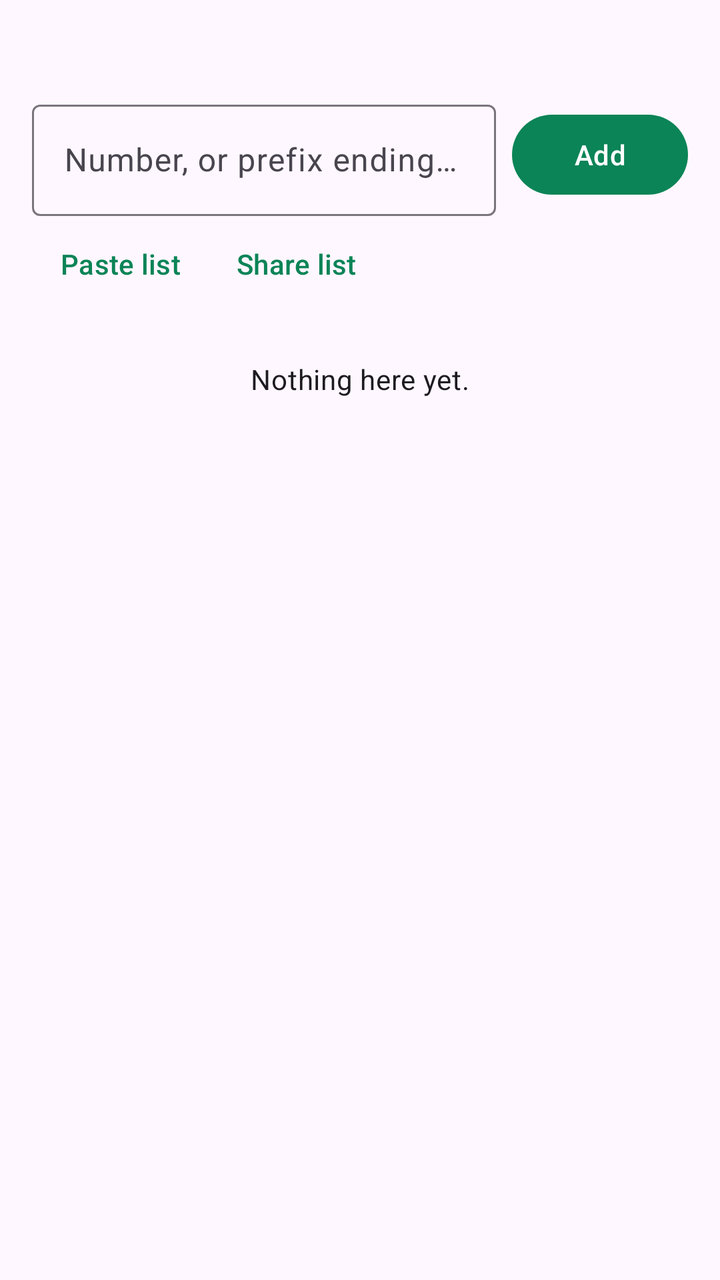
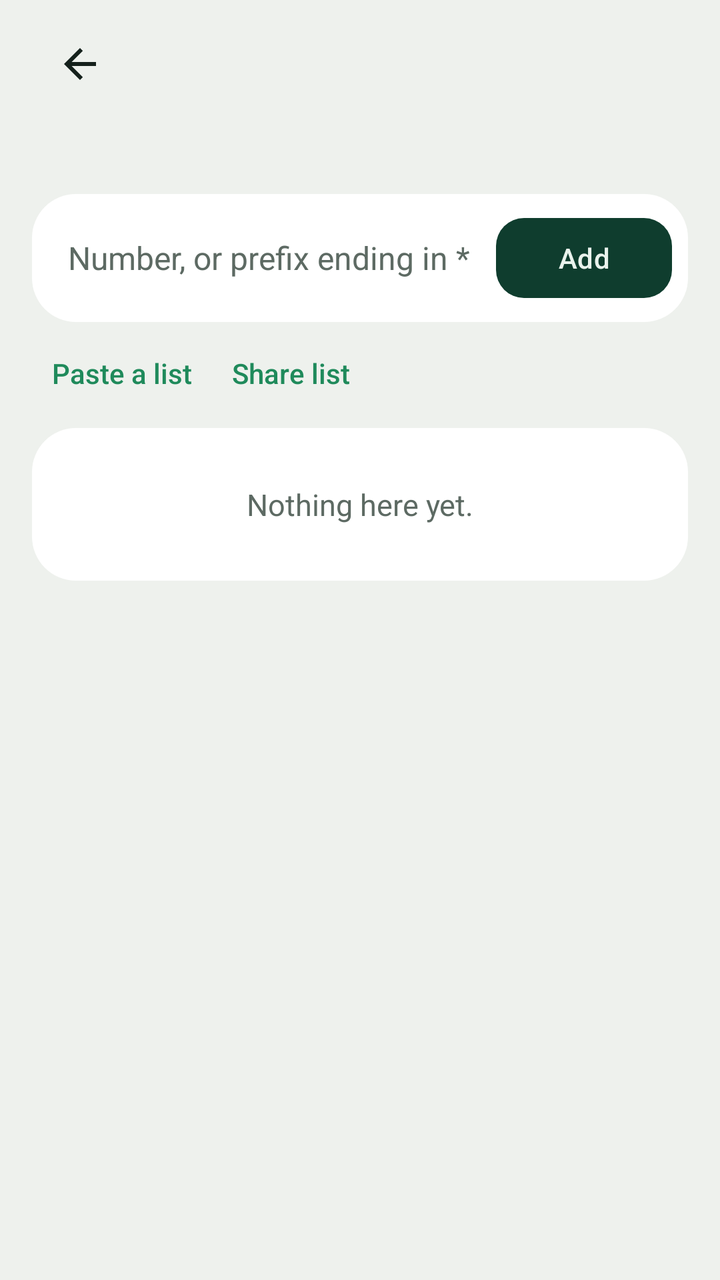

Before-and-after screenshots of an Android layout around one commit, followed by the original layout XML and the change that was made.
<!-- AndroidManifest.xml: application theme Theme.CallShield -->
<!-- res/layout/activity_number_list.xml -->
<?xml version="1.0" encoding="utf-8"?>
<LinearLayout xmlns:android="http://schemas.android.com/apk/res/android"
    android:layout_width="match_parent"
    android:layout_height="match_parent"
    android:orientation="vertical"
    android:padding="16dp">

    <TextView
        android:id="@+id/listHint"
        android:layout_width="match_parent"
        android:layout_height="wrap_content"
        android:layout_marginBottom="12dp"
        android:textAppearance="?attr/textAppearanceBodyMedium" />

    <LinearLayout
        android:layout_width="match_parent"
        android:layout_height="wrap_content"
        android:gravity="center_vertical"
        android:orientation="horizontal">

        <com.google.android.material.textfield.TextInputLayout
            android:layout_width="0dp"
            android:layout_height="wrap_content"
            android:layout_weight="1"
            android:hint="@string/number_hint">

            <com.google.android.material.textfield.TextInputEditText
                android:id="@+id/input"
                android:layout_width="match_parent"
                android:layout_height="wrap_content"
                android:digits="0123456789+* "
                android:inputType="phone"
                android:maxLines="1" />
        </com.google.android.material.textfield.TextInputLayout>

        <com.google.android.material.button.MaterialButton
            android:id="@+id/btnAdd"
            android:layout_width="wrap_content"
            android:layout_height="wrap_content"
            android:layout_marginStart="8dp"
            android:text="@string/add" />
    </LinearLayout>

    <LinearLayout
        android:layout_width="match_parent"
        android:layout_height="wrap_content"
        android:orientation="horizontal">

        <com.google.android.material.button.MaterialButton
            android:id="@+id/btnPaste"
            style="@style/Widget.Material3.Button.TextButton"
            android:layout_width="wrap_content"
            android:layout_height="wrap_content"
            android:text="@string/paste_list" />

        <com.google.android.material.button.MaterialButton
            android:id="@+id/btnShare"
            style="@style/Widget.Material3.Button.TextButton"
            android:layout_width="wrap_content"
            android:layout_height="wrap_content"
            android:text="@string/share_list" />
    </LinearLayout>

    <TextView
        android:id="@+id/empty"
        android:layout_width="match_parent"
        android:layout_height="wrap_content"
        android:layout_marginTop="24dp"
        android:gravity="center"
        android:text="@string/list_empty"
        android:textAppearance="?attr/textAppearanceBodyMedium" />

    <ListView
        android:id="@+id/list"
        android:layout_width="match_parent"
        android:layout_height="0dp"
        android:layout_marginTop="8dp"
        android:layout_weight="1" />
</LinearLayout>
<!-- resources referenced by this layout -->
<resources>
  <string name="add">Add</string>
  <string name="paste_list">Paste list</string>
  <string name="share_list">Share list</string>
  <style name="Theme.CallShield" parent="Theme.Material3.DayNight">
          <item name="colorPrimary">@color/shield_green</item>
          <item name="colorSecondary">@color/shield_green</item>
      </style>
  <color name="shield_green">#0B8457</color>
  <!-- unchanged entries left out for length: 2 -->
</resources>

<!-- the commit's change to res/layout/activity_number_list.xml (unified diff, before → after) -->
@@ -1,79 +1,146 @@
 <?xml version="1.0" encoding="utf-8"?>
 <LinearLayout xmlns:android="http://schemas.android.com/apk/res/android"
+    xmlns:app="http://schemas.android.com/apk/res-auto"
     android:layout_width="match_parent"
     android:layout_height="match_parent"
+    android:fitsSystemWindows="true"
     android:orientation="vertical"
-    android:padding="16dp">
+    android:paddingStart="16dp"
+    android:paddingEnd="16dp">
+
+    <include layout="@layout/view_header" />
 
     <TextView
         android:id="@+id/listHint"
         android:layout_width="match_parent"
         android:layout_height="wrap_content"
-        android:layout_marginBottom="12dp"
-        android:textAppearance="?attr/textAppearanceBodyMedium" />
+        android:layout_marginStart="6dp"
+        android:layout_marginEnd="6dp"
+        android:layout_marginBottom="14dp"
+        style="@style/Text.RowSub" />
 
+    
     <LinearLayout
         android:layout_width="match_parent"
         android:layout_height="wrap_content"
+        android:background="@drawable/bg_group"
         android:gravity="center_vertical"
-        android:orientation="horizontal">
+        android:orientation="horizontal"
+        android:paddingStart="18dp"
+        android:paddingTop="6dp"
+        android:paddingEnd="8dp"
+        android:paddingBottom="6dp">
 
-        <com.google.android.material.textfield.TextInputLayout
+        <EditText
+            android:id="@+id/input"
             android:layout_width="0dp"
-            android:layout_height="wrap_content"
+            android:layout_height="52dp"
             android:layout_weight="1"
-            android:hint="@string/number_hint">
-
-            <com.google.android.material.textfield.TextInputEditText
-                android:id="@+id/input"
-                android:layout_width="match_parent"
-                android:layout_height="wrap_content"
-                android:digits="0123456789+* "
-                android:inputType="phone"
-                android:maxLines="1" />
-        </com.google.android.material.textfield.TextInputLayout>
+            android:background="@android:color/transparent"
+            android:digits="0123456789+* "
+            android:fontFeatureSettings="tnum"
+            android:hint="@string/number_hint"
+            android:importantForAutofill="no"
+            android:inputType="phone"
+            android:maxLines="1"
+            android:textColor="@color/ink"
+            android:textColorHint="@color/muted"
+            android:textSize="16sp" />
 
         <com.google.android.material.button.MaterialButton
             android:id="@+id/btnAdd"
             android:layout_width="wrap_content"
-            android:layout_height="wrap_content"
-            android:layout_marginStart="8dp"
-            android:text="@string/add" />
+            android:layout_height="48dp"
+            android:text="@string/add"
+            android:textColor="@color/gate_ink"
+            app:backgroundTint="@color/gate"
+            app:cornerRadius="14dp" />
     </LinearLayout>
 
     <LinearLayout
         android:layout_width="match_parent"
         android:layout_height="wrap_content"
+        android:layout_marginTop="6dp"
+        android:layout_marginBottom="8dp"
         android:orientation="horizontal">
 
-        <com.google.android.material.button.MaterialButton
+        <TextView
             android:id="@+id/btnPaste"
-            style="@style/Widget.Material3.Button.TextButton"
             android:layout_width="wrap_content"
             android:layout_height="wrap_content"
-            android:text="@string/paste_list" />
+            android:background="?attr/selectableItemBackground"
+            android:fontFamily="sans-serif-medium"
+            android:padding="10dp"
+            android:text="@string/paste_list"
+            android:textColor="@color/green"
+            android:textSize="14sp" />
 
-        <com.google.android.material.button.MaterialButton
+        <TextView
             android:id="@+id/btnShare"
-            style="@style/Widget.Material3.Button.TextButton"
             android:layout_width="wrap_content"
             android:layout_height="wrap_content"
-            android:text="@string/share_list" />
+            android:background="?attr/selectableItemBackground"
+            android:fontFamily="sans-serif-medium"
+            android:padding="10dp"
+            android:text="@string/share_list"
+            android:textColor="@color/green"
+            android:textSize="14sp" />
     </LinearLayout>
 
     <TextView
         android:id="@+id/empty"
         android:layout_width="match_parent"
         android:layout_height="wrap_content"
-        android:layout_marginTop="24dp"
+        android:background="@drawable/bg_group"
         android:gravity="center"
+        android:padding="28dp"
         android:text="@string/list_empty"
-        android:textAppearance="?attr/textAppearanceBodyMedium" />
+        android:textColor="@color/muted"
+        android:textSize="15sp" />
 
     <ListView
         android:id="@+id/list"
         android:layout_width="match_parent"
-        android:layout_height="0dp"
-        android:layout_marginTop="8dp"
-        android:layout_weight="1" />
+        android:layout_height="wrap_content"
+        android:layout_marginBottom="16dp"
+        android:background="@drawable/bg_group"
+        android:divider="@drawable/divider_inset"
+        android:dividerHeight="1dp" />
 </LinearLayout>
+<!-- res/layout/view_header.xml (included above) -->
+<?xml version="1.0" encoding="utf-8"?>
+<LinearLayout xmlns:android="http://schemas.android.com/apk/res/android"
+    android:layout_width="match_parent"
+    android:layout_height="64dp"
+    android:gravity="center_vertical"
+    android:orientation="horizontal">
+
+    <ImageButton
+        android:id="@+id/headerBack"
+        android:layout_width="48dp"
+        android:layout_height="48dp"
+        android:background="?attr/selectableItemBackgroundBorderless"
+        android:contentDescription="@string/back"
+        android:src="@drawable/ic_back" />
+
+    <TextView
+        android:id="@+id/headerTitle"
+        android:layout_width="0dp"
+        android:layout_height="wrap_content"
+        android:layout_marginStart="6dp"
+        android:layout_weight="1"
+        android:ellipsize="end"
+        android:maxLines="1"
+        style="@style/Text.ScreenTitle" />
+
+    <TextView
+        android:id="@+id/headerAction"
+        android:layout_width="wrap_content"
+        android:layout_height="wrap_content"
+        android:background="?attr/selectableItemBackground"
+        android:fontFamily="sans-serif-medium"
+        android:padding="10dp"
+        android:textColor="@color/green"
+        android:textSize="15sp"
+        android:visibility="gone" />
+</LinearLayout>
<!-- resource entries referenced after the edit -->
@@ -1,13 +1,85 @@
 <!-- resources referenced by this layout -->
 <resources>
+  <color name="gate">#0F3D2E</color>
+  <color name="gate_ink">#E9F2EC</color>
+  <color name="green">#1F8A5B</color>
+  <color name="ink">#15211C</color>
+  <color name="muted">#5D6A63</color>
+  <!-- drawable bg_group (drawable) -->
+  <?xml version="1.0" encoding="utf-8"?>
+  <shape xmlns:android="http://schemas.android.com/apk/res/android" android:shape="rectangle">
+      <solid android:color="@color/surface" />
+      <corners android:radius="22dp" />
+  </shape>
+  <!-- drawable divider_inset (drawable) -->
+  <?xml version="1.0" encoding="utf-8"?>
+  <inset xmlns:android="http://schemas.android.com/apk/res/android"
+      android:insetLeft="18dp">
+      <shape android:shape="rectangle">
+          <solid android:color="@color/line" />
+          <size android:height="1dp" />
+      </shape>
+  </inset>
+  <!-- drawable ic_back (drawable) -->
+  <?xml version="1.0" encoding="utf-8"?>
+  <vector xmlns:android="http://schemas.android.com/apk/res/android"
+      android:width="24dp" android:height="24dp" android:viewportWidth="24" android:viewportHeight="24"
+      android:autoMirrored="true">
+      <path android:fillColor="@color/ink"
+          android:pathData="M20,11H7.83l5.59,-5.59L12,4l-8,8 8,8 1.41,-1.41L7.83,13H20v-2z" />
+  </vector>
   <string name="add">Add</string>
-  <string name="paste_list">Paste list</string>
+  <string name="back">Back</string>
+  <string name="paste_list">Paste a list</string>
   <string name="share_list">Share list</string>
-  <style name="Theme.CallShield" parent="Theme.Material3.DayNight">
-          <item name="colorPrimary">@color/shield_green</item>
-          <item name="colorSecondary">@color/shield_green</item>
+  <style name="Text.RowSub" parent="">
+          <item name="android:textSize">14sp</item>
+          <item name="android:lineSpacingExtra">2sp</item>
+          <item name="android:textColor">@color/muted</item>
       </style>
-  <color name="shield_green">#0B8457</color>
+  <style name="Text.ScreenTitle" parent="">
+          <item name="android:fontFamily">@font/bricolage_semibold</item>
+          <item name="android:textSize">21sp</item>
+          <item name="android:textColor">@color/ink</item>
+      </style>
+  <style name="Theme.CallShield" parent="Base.CallShield">
+          <item name="android:windowLightStatusBar">true</item>
+          <item name="android:windowLightNavigationBar">true</item>
+      </style>
+  <color name="surface">#FFFFFF</color>
+  <color name="line">#DDE3DE</color>
+  <style name="Base.CallShield" parent="Theme.Material3.DayNight.NoActionBar">
+          <item name="colorPrimary">@color/green</item>
+          <item name="colorOnPrimary">@color/surface</item>
+          <item name="colorPrimaryContainer">@color/green_soft</item>
+          <item name="colorOnPrimaryContainer">@color/ink</item>
+          <item name="colorSecondary">@color/green</item>
+          <item name="colorOnSecondary">@color/surface</item>
+          <item name="colorSecondaryContainer">@color/green_soft</item>
+          <item name="colorOnSecondaryContainer">@color/ink</item>
+          <item name="colorTertiary">@color/kola</item>
+          <item name="colorError">@color/kola</item>
+          <item name="colorSurface">@color/surface</item>
+          <item name="colorOnSurface">@color/ink</item>
+          <item name="colorOnSurfaceVariant">@color/muted</item>
+          <item name="colorSurfaceVariant">@color/ground</item>
+          <item name="colorSurfaceContainerLowest">@color/surface</item>
+          <item name="colorSurfaceContainerLow">@color/surface</item>
+          <item name="colorSurfaceContainer">@color/surface</item>
+          <item name="colorSurfaceContainerHigh">@color/surface</item>
+          <item name="colorSurfaceContainerHighest">@color/track_off</item>
+          <item name="colorOutline">@color/outline</item>
+          <item name="colorOutlineVariant">@color/line</item>
+          <item name="android:colorBackground">@color/ground</item>
+          <item name="android:windowBackground">@color/ground</item>
+          <item name="android:statusBarColor">@color/ground</item>
+          <item name="android:navigationBarColor">@color/ground</item>
+      </style>
+  <color name="green_soft">#DCEBE2</color>
+  <color name="kola">#A3322B</color>
+  <color name="ground">#EEF1ED</color>
+  <color name="track_off">#D4DBD6</color>
+  <color name="outline">#B9C4BD</color>
   <!-- unchanged entries left out for length: 2 -->
 </resources>
 
